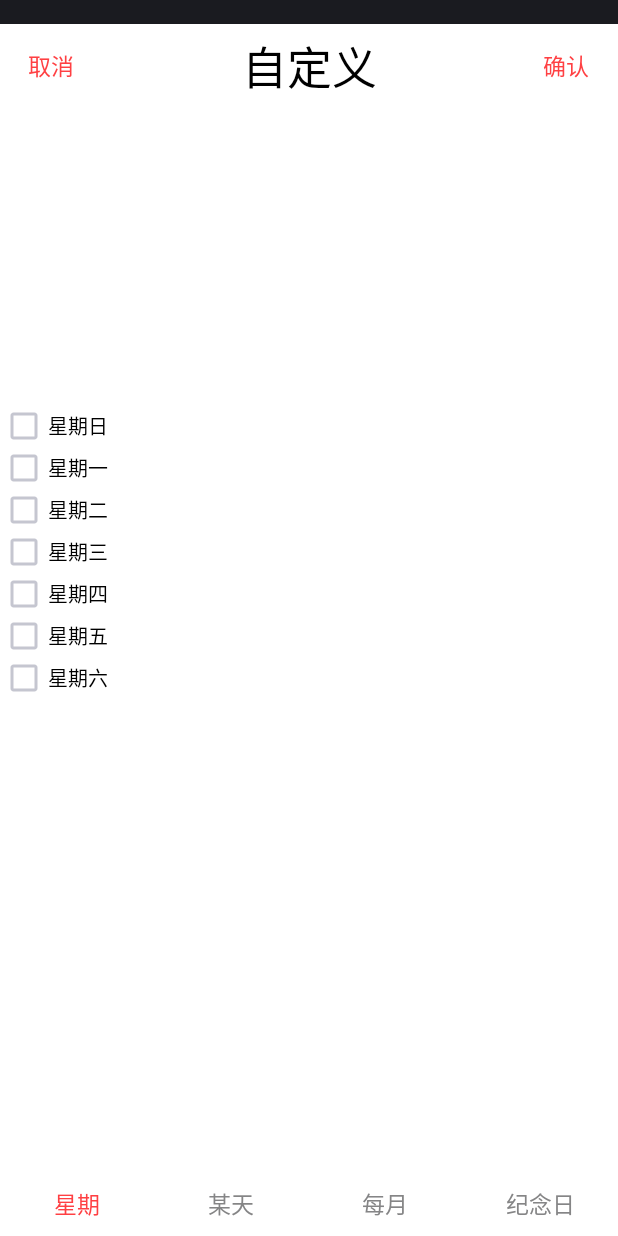
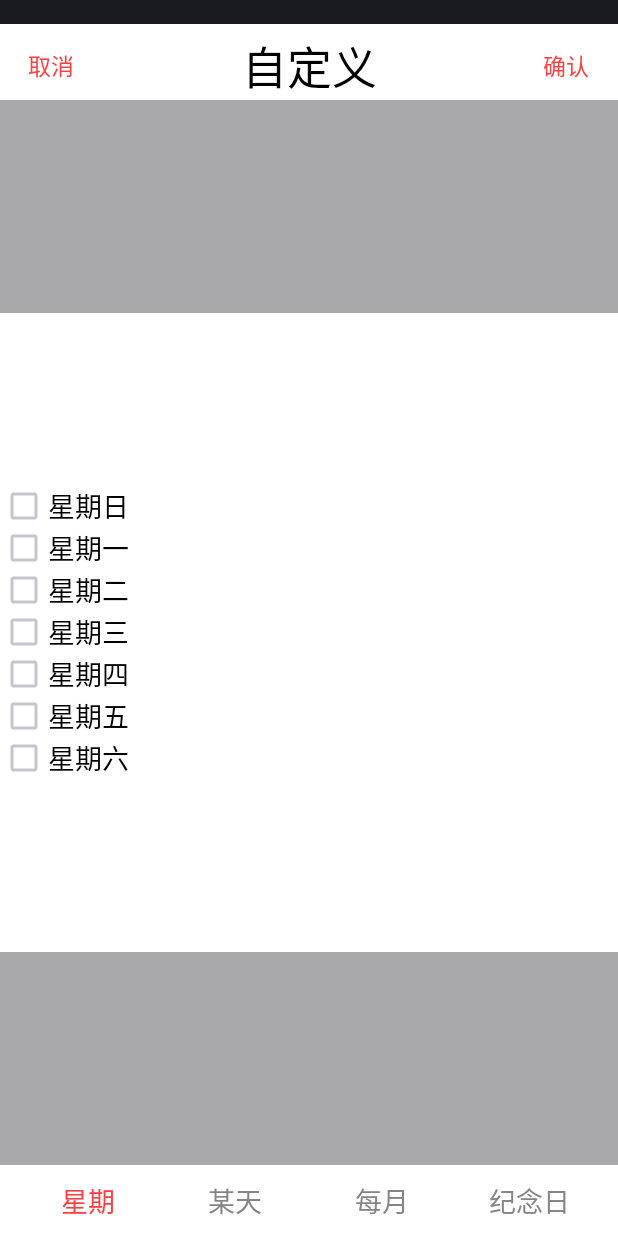
Before and after one commit to zyfather/Heyuyang-graduation-project, an Android app: the CheckBoxFragment screen opened directly, with no data from a screen before it, on a phone screen of 412 x 824 dp. Run offline under Robolectric (Android 15) with nearby library versions, the phone set to English and light mode, and no system bars.

Commit message:
ming 531

```diff
--- a/app/src/main/java/com/example/yang/myapplication/activity/RepetActivity.java
+++ b/app/src/main/java/com/example/yang/myapplication/activity/RepetActivity.java
@@ -80,6 +80,9 @@ public class RepetActivity extends Activity implements View.OnClickListener {
             repeatType = new RepeatType(WeekDay.SUN,WeekDay.MON,WeekDay.TUE,
                     WeekDay.WEN,WeekDay.THR,WeekDay.FRI,WeekDay.SAT);
         }
+        if (currentRadioButton == R.id.radio_weekend){
+            repeatType = new RepeatType(WeekDay.SUN,WeekDay.SAT);
+        }
         if (currentRadioButton == R.id.radio_workday){
             repeatType = new RepeatType(WeekDay.MON,WeekDay.TUE,
                     WeekDay.WEN,WeekDay.THR,WeekDay.FRI);
--- a/app/src/main/java/com/example/yang/myapplication/activity/fragment/DatePicketFragment.java
+++ b/app/src/main/java/com/example/yang/myapplication/activity/fragment/DatePicketFragment.java
@@ -13,6 +13,7 @@ import android.view.ViewGroup;
 import android.widget.DatePicker;
 import android.widget.LinearLayout;
 import android.widget.NumberPicker;
+import android.widget.TextView;
 
 import com.example.yang.myapplication.R;
 
@@ -31,6 +32,10 @@ public class DatePicketFragment extends Fragment {
     NumberPicker monthNumberPicker;
     NumberPicker yearNumberPicker;
 
+    TextView year;
+    TextView month;
+    TextView day;
+
     @Override
     public void onCreate(@Nullable Bundle savedInstanceState) {
         super.onCreate(savedInstanceState);
@@ -42,6 +47,11 @@ public class DatePicketFragment extends Fragment {
     public View onCreateView(LayoutInflater inflater, ViewGroup container, Bundle savedInstanceState) {
         View v = inflater.inflate(R.layout.fragment_datepicker,container,false);
         mDatePicker = (DatePicker) v.findViewById(R.id.custom_user_defined_datepicker);
+
+        year = (TextView) v.findViewById(R.id.tv_year);
+        month = (TextView) v.findViewById(R.id.tv_month);
+        day = (TextView) v.findViewById(R.id.tv_day);
+
         mNumberPickers = findNumberPicker(mDatePicker);
         initNumPicker();
         return v;
@@ -79,10 +89,11 @@ public class DatePicketFragment extends Fragment {
     }
 
     public void disappleMouthNum(){
-
+        month.setVisibility(View.GONE);
         monthNumberPicker.setVisibility(View.GONE);
     }
     public void disappleYearNum(){
+        day.setVisibility(View.GONE);
         yearNumberPicker.setVisibility(View.GONE);
     }
 
--- a/app/src/main/res/layout/activity_custom_user_defined.xml
+++ b/app/src/main/res/layout/activity_custom_user_defined.xml
@@ -1,25 +1,41 @@
 <?xml version="1.0" encoding="utf-8"?>
-<RelativeLayout xmlns:android="http://schemas.android.com/apk/res/android"
+<LinearLayout xmlns:android="http://schemas.android.com/apk/res/android"
     xmlns:app="http://schemas.android.com/apk/res-auto"
-    style="@style/title">
+    style="@style/title"
+    android:orientation="vertical"
+    >
 
     <include
         android:id="@+id/custom_user_defined_title"
         layout="@layout/view_title"></include>
 
+    <TextView
+        android:layout_width="match_parent"
+        android:layout_height="0dp"
+        android:layout_weight="1"
+        android:background="@color/gray"/>
+
     <android.support.v4.view.ViewPager
         android:layout_width="match_parent"
-        android:layout_height="300dp"
+        android:layout_height="0dp"
+        android:layout_weight="3"
         android:id="@+id/custom_user_defined_viewpager"
         android:layout_centerInParent="true"
-        android:layout_marginBottom="50dp"/>
+        />
+    <TextView
+        android:layout_width="match_parent"
+        android:layout_height="0dp"
+        android:layout_weight="1"
+        android:background="@color/gray"/>
 
     <LinearLayout
+        android:background="@color/blackground"
         android:id="@+id/toolbar"
         android:layout_width="match_parent"
         android:layout_height="wrap_content"
+        android:padding="10dp"
         android:gravity="center"
-        android:layout_marginBottom="10dp"
+
         android:layout_alignParentBottom="true">
 
         <TextView
@@ -46,4 +62,4 @@
 
     </LinearLayout>
 
-</RelativeLayout>
+</LinearLayout>
--- a/app/src/main/res/layout/activity_repet.xml
+++ b/app/src/main/res/layout/activity_repet.xml
@@ -33,6 +33,11 @@
             android:text="工作日"
             />
         <RadioButton
+            android:id="@+id/radio_weekend"
+            style="@style/repetactivity_radiobutton_style"
+            android:text="周末"
+            />
+        <RadioButton
             android:id="@+id/radio_defineday"
             style="@style/repetactivity_radiobutton_style"
             android:text="自定义"
--- a/app/src/main/res/layout/fragment_checkboxs.xml
+++ b/app/src/main/res/layout/fragment_checkboxs.xml
@@ -2,7 +2,7 @@
 <LinearLayout xmlns:android="http://schemas.android.com/apk/res/android"
     android:layout_width="match_parent"
     android:layout_height="wrap_content"
-    android:layout_gravity="center"
+    android:gravity="center"
     android:orientation="vertical">
 
     <CheckBox
@@ -11,7 +11,7 @@
         android:layout_height="28dp"
         android:text="@string/sunday"
         android:textColor="@color/black"
-        android:textSize="13dp" />
+        android:textSize="18dp" />
 
     <CheckBox
         android:id="@+id/checkbox_monday"
@@ -19,7 +19,7 @@
         android:layout_height="28dp"
         android:text="@string/monday"
         android:textColor="@color/black"
-        android:textSize="13dp" />
+        android:textSize="18dp" />
 
     <CheckBox
         android:id="@+id/checkbox_tuesday"
@@ -27,7 +27,7 @@
         android:layout_height="28dp"
         android:text="@string/tuesday"
         android:textColor="@color/black"
-        android:textSize="13dp" />
+        android:textSize="18dp" />
 
     <CheckBox
         android:id="@+id/checkbox_wednesday"
@@ -35,7 +35,7 @@
         android:layout_height="28dp"
         android:text="@string/wednesday"
         android:textColor="@color/black"
-        android:textSize="13dp" />
+        android:textSize="18dp" />
 
     <CheckBox
         android:id="@+id/checkbox_thursday"
@@ -43,7 +43,7 @@
         android:layout_height="28dp"
         android:text="@string/thursday"
         android:textColor="@color/black"
-        android:textSize="13dp" />
+        android:textSize="18dp" />
 
     <CheckBox
         android:id="@+id/checkbox_friday"
@@ -51,7 +51,7 @@
         android:layout_height="28dp"
         android:text="@string/friday"
         android:textColor="@color/black"
-        android:textSize="13dp" />
+        android:textSize="18dp" />
 
     <CheckBox
         android:id="@+id/checkbox_saturday"
@@ -59,6 +59,6 @@
         android:layout_height="28dp"
         android:text="@string/saturday"
         android:textColor="@color/black"
-        android:textSize="13dp" />
+        android:textSize="18dp" />
 
 </LinearLayout>
--- a/app/src/main/res/values/styles.xml
+++ b/app/src/main/res/values/styles.xml
@@ -25,7 +25,7 @@
     <style name="define_chooseBar_tv_style">
         <item name="android:layout_width">0dp</item>
         <item name="android:layout_height">wrap_content</item>
-        <item name="android:textSize">15dp</item>
+        <item name="android:textSize">18dp</item>
         <item name="android:textColor">#FF858586</item>
         <item name="android:layout_weight">1</item>
         <item name="android:gravity">center</item>
@@ -35,7 +35,7 @@
         <item name="android:layout_width">match_parent</item>
         <item name="android:height">0dp</item>
         <item name="android:layout_weight">1</item>
-        <item name="android:textSize">23dp</item>
+        <item name="android:textSize">18dp</item>
         <item name="android:textColor">@color/black</item>
         <item name="android:layout_marginLeft">5dp</item>
         <item name="android:paddingLeft">25dp</item>
```
Also changed, not shown: app/src/main/res/layout/fragment_datepicker.xml (+34 -3 lines).
